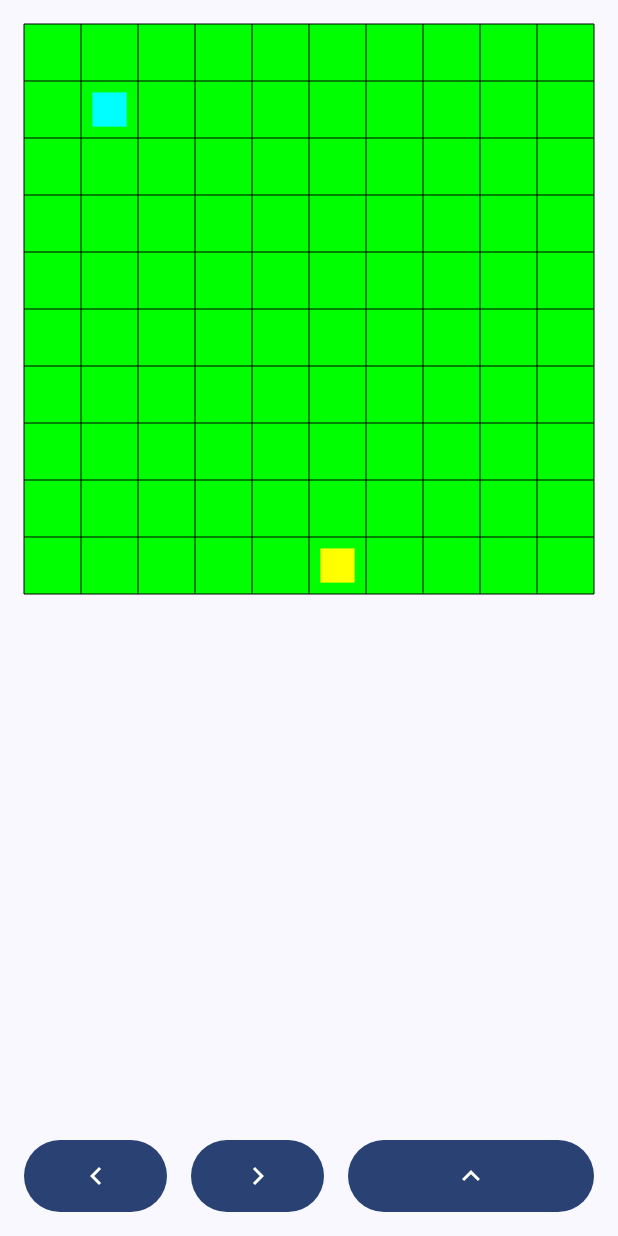
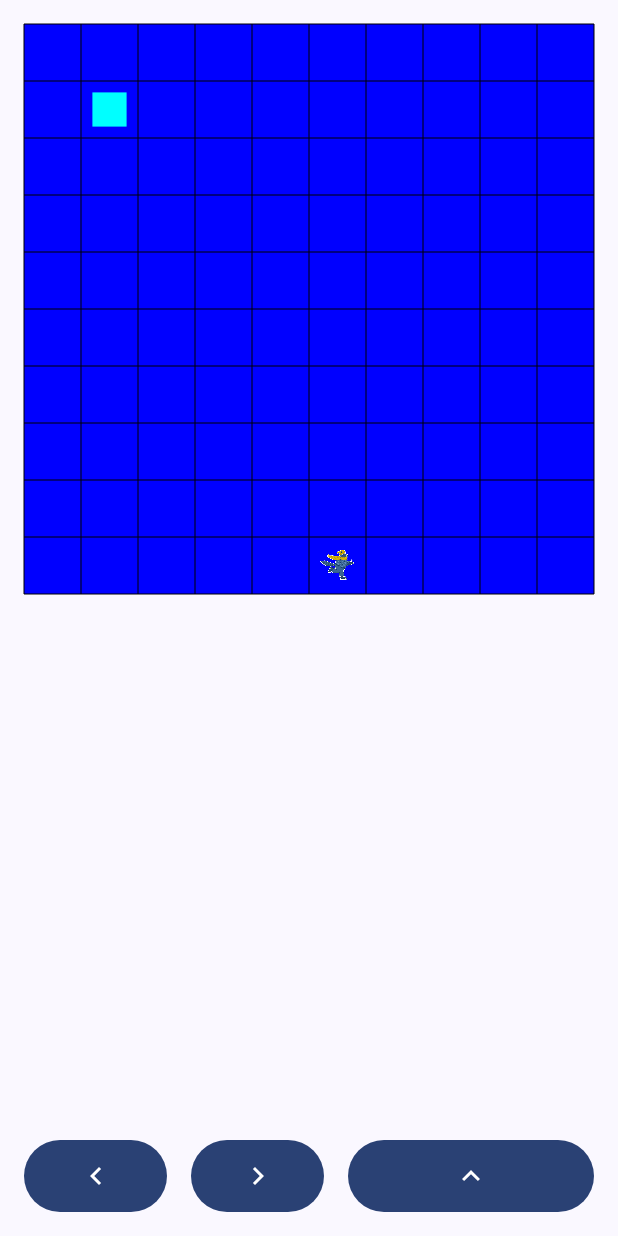
Before and after one commit to Vlad-Sav/GameAboutNothing, an Android app built with Jetpack Compose: the screen it shows after launch (MainActivity), on a phone screen of 412 x 824 dp. Run offline under Robolectric (Android 15) with nearby library versions, the phone set to English and light mode, and no system bars; our stand-ins replace Dagger/Hilt's generated code.

Commit message:
fix field colors

```diff
--- a/app/src/main/java/kg/savchenkodev/gameaboutnothing/feature_game/presentation/components/GameField.kt
+++ b/app/src/main/java/kg/savchenkodev/gameaboutnothing/feature_game/presentation/components/GameField.kt
@@ -4,12 +4,16 @@ import android.graphics.Point
 import androidx.compose.foundation.Canvas
 import androidx.compose.foundation.layout.fillMaxSize
 import androidx.compose.runtime.Composable
+import androidx.compose.runtime.remember
 import androidx.compose.ui.Modifier
+import androidx.compose.ui.graphics.ImageBitmap
+import androidx.compose.ui.res.imageResource
 import androidx.compose.ui.tooling.preview.Preview
-import kg.savchenkodev.gameaboutnothing.feature_game.presentation.utils.drawCharacter
+import kg.savchenkodev.gameaboutnothing.R
 import kg.savchenkodev.gameaboutnothing.feature_game.presentation.utils.drawField
 import kg.savchenkodev.gameaboutnothing.domain.GameDomain.Companion.DEFAULT_LEVEL
 import kg.savchenkodev.gameaboutnothing.domain.Level
+import kg.savchenkodev.gameaboutnothing.feature_game.presentation.utils.drawCharacter
 import kg.savchenkodev.gameaboutnothing.feature_game.presentation.utils.drawCoin
 
 @Composable
@@ -17,12 +21,16 @@ fun GameField(
     modifier: Modifier = Modifier,
     level: Level = DEFAULT_LEVEL
 ) {
+    val character = ImageBitmap.imageResource(R.drawable.stephen)
+    val (rows, columns) = remember(level.field.size.height, level.field.size.width) {
+        level.field.size.height to level.field.size.width
+    }
+
     Canvas(
         modifier = modifier
             .fillMaxSize()
     ) {
-        val rows = level.field.size.height
-        val columns = level.field.size.width
+
         drawField(rows, columns)
         drawCoin(
             point = Point(
@@ -33,6 +41,7 @@ fun GameField(
             columns
         )
         drawCharacter(
+            characterBitmap = character,
             point = Point(
                 level.character.coordinates.x,
                 level.character.coordinates.y
--- a/app/src/main/java/kg/savchenkodev/gameaboutnothing/feature_game/presentation/utils/DrawUtils.kt
+++ b/app/src/main/java/kg/savchenkodev/gameaboutnothing/feature_game/presentation/utils/DrawUtils.kt
@@ -1,10 +1,17 @@
 package kg.savchenkodev.gameaboutnothing.feature_game.presentation.utils
 
 import android.graphics.Point
+import androidx.compose.runtime.Composable
 import androidx.compose.ui.geometry.Offset
 import androidx.compose.ui.geometry.Size
 import androidx.compose.ui.graphics.Color
+import androidx.compose.ui.graphics.ImageBitmap
 import androidx.compose.ui.graphics.drawscope.DrawScope
+import androidx.compose.ui.res.imageResource
+import androidx.compose.ui.unit.IntOffset
+import androidx.compose.ui.unit.IntSize
+import kg.savchenkodev.gameaboutnothing.R
+import kg.savchenkodev.gameaboutnothing.ui.theme.Colors
 
 
 fun DrawScope.drawObstacle(
@@ -21,15 +28,20 @@ fun DrawScope.drawObstacle(
 }
 
 fun DrawScope.drawCharacter(
+    characterBitmap: ImageBitmap,
     point: Point,
     rows: Int,
     columns: Int
 ) {
-    drawGameItem(
-        point,
-        Color.Yellow,
-        rows,
-        columns
+    val cellDensity = minOf(size.width / columns, size.height / rows)
+
+    drawImage(
+        image = characterBitmap,
+        dstOffset = IntOffset(
+            x = (point.x * cellDensity + cellDensity * 0.2).toInt(),
+            y = (point.y * cellDensity + cellDensity * 0.2).toInt()
+        ),
+        dstSize = IntSize((cellDensity * 0.6).toInt(), (cellDensity * 0.6).toInt()),
     )
 }
 
@@ -74,9 +86,18 @@ fun DrawScope.drawField(
     val width = cellDensity * columns
 
     drawRect(
-        color = Color.Green,
+        color = Color.Blue,
         size = Size(width, height)
     )
+//    for (i in 0..rows) {
+//        for (j in 0..columns) {
+//            drawRect(
+//                color = Colors.iceVariants.random(),
+//                topLeft = Offset(i * cellDensity, j * cellDensity),
+//                size = Size(cellDensity, cellDensity)
+//            )
+//        }
+//    }
 
     for (i in 0..columns) {
         drawLine(
--- a/app/src/main/java/kg/savchenkodev/gameaboutnothing/ui/theme/Color.kt
+++ b/app/src/main/java/kg/savchenkodev/gameaboutnothing/ui/theme/Color.kt
@@ -9,3 +9,10 @@ val Pink80 = Color(0xFFEFB8C8)
 val Purple40 = Color(0xFF6650a4)
 val PurpleGrey40 = Color(0xFF625b71)
 val Pink40 = Color(0xFF7D5260)
+
+object Colors {
+    val IceVariant1 = Color(0xff7594cb)
+    val IceVariant2 = Color(0xffccdef5)
+    val IceVariant3 = Color(0xffe1f0fd)
+    val iceVariants = arrayOf(IceVariant1, IceVariant2, IceVariant3)
+}
```
Also changed, not shown: app/src/main/res/drawable/stephen.webp (added).
